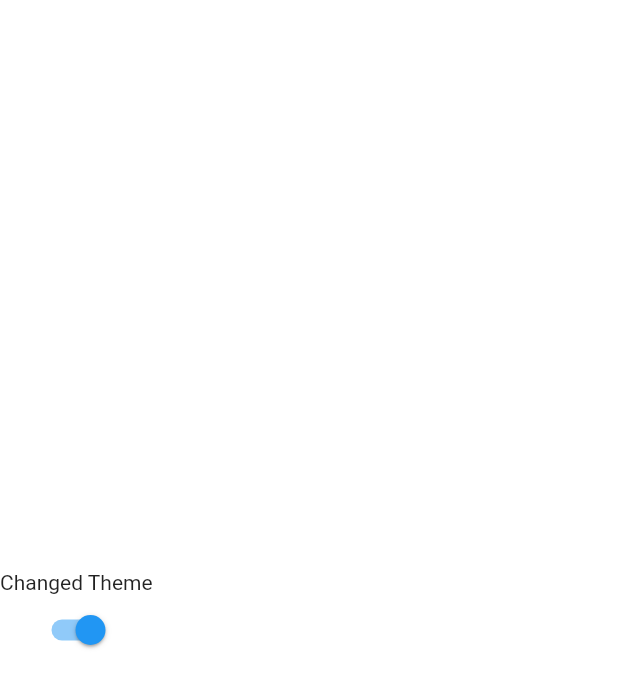
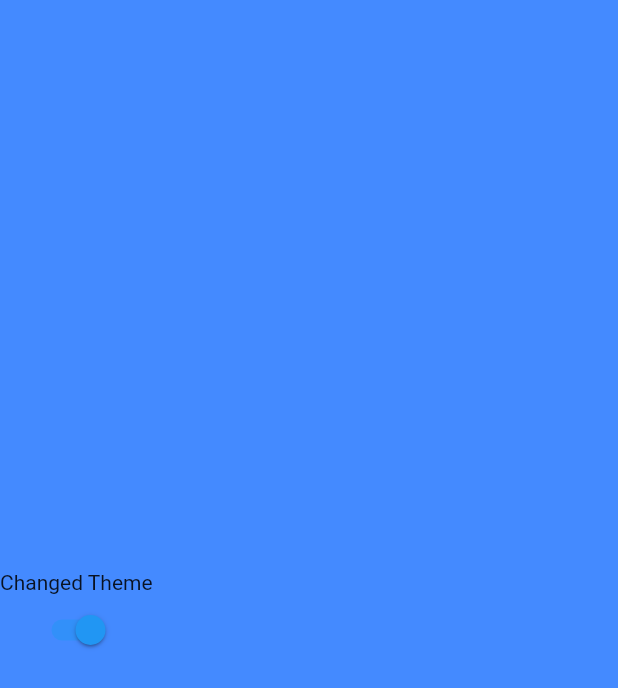
Before and after one commit to gakash8860/changedtheme, a Flutter app: the screen it shows after launch, on a phone screen of 412 x 824 dp. Shown: the top 688 px of the screen. Run offline on Flutter 3.47's test engine with Material 2 defaults, Android fonts, the light colour scheme and no system bars.

Commit message:
Initial commit

```diff
--- a/lib/main.dart
+++ b/lib/main.dart
@@ -14,7 +14,7 @@ class _MyAppState extends State<MyApp> {
   Widget build(BuildContext context) {
     return MaterialApp(
       home: Scaffold(
-        backgroundColor: _switchValue?Colors.white:Colors.blue,
+        backgroundColor: _switchValue?Colors.blueAccent:Colors.white12,
         body: Column(
           mainAxisAlignment: MainAxisAlignment.center,
           children: <Widget>[
```
